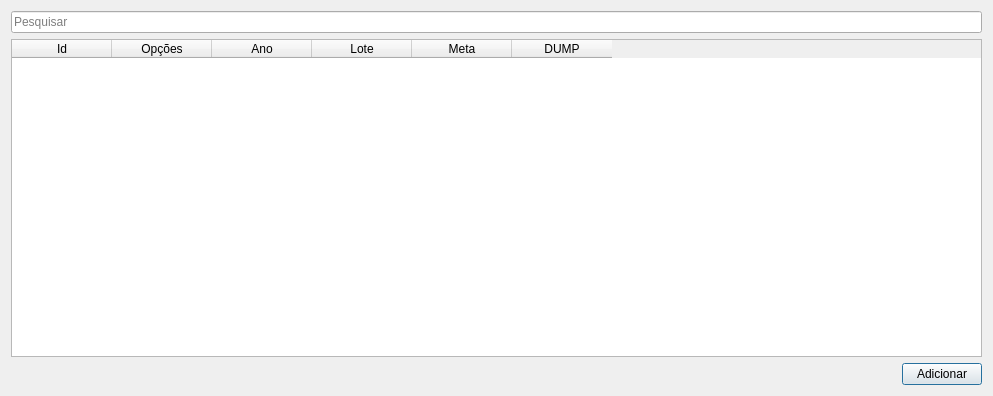
Above: uis/mPIT.ui from dsgoficial/SAP_Gerente before the change. Below: the same form after it.
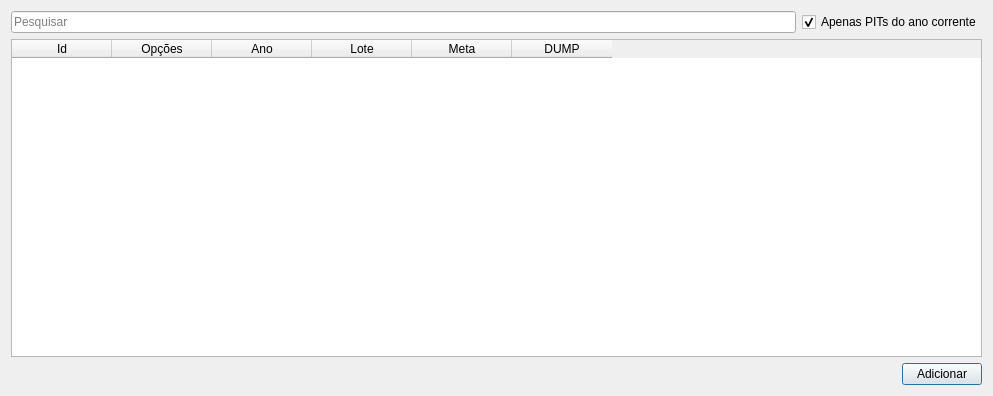
That is the form after the change.

Commit message: 47: adicionado filtro no Gerenciar PIT, para mostrar apenas o ano corrente e uma pergunta se deseja excluir realmente o PIT.

```diff
--- a/uis/mPIT.ui
+++ b/uis/mPIT.ui
@@ -15,11 +15,25 @@
   </property>
   <layout class="QGridLayout" name="gridLayout">
    <item row="0" column="0">
+    <layout class="QHBoxLayout" name="horizontalLayout_2">
+     <item>
     <widget class="QLineEdit" name="searchLe">
      <property name="placeholderText">
       <string>Pesquisar</string>
      </property>
     </widget>
+     </item>
+     <item>
+      <widget class="QCheckBox" name="currentYearCheckBox">
+       <property name="text">
+        <string>Apenas PITs do ano corrente</string>
+       </property>
+       <property name="checked">
+        <bool>true</bool>
+       </property>
+      </widget>
+     </item>
+    </layout>
    </item>
    <item row="1" column="0">
     <widget class="QTableWidget" name="tableWidget">
```
Lines whose indentation alone changed are shown as unchanged. The commit also changes 1 other file.
